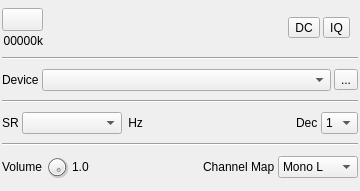
f4exb/sdrangel, file plugins/samplesource/audioinput/audioinputgui.ui: the form before one commit.
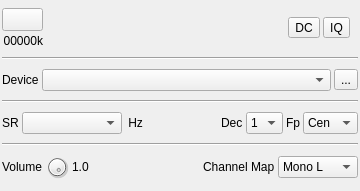
The form after the commit. Icons and pictures are not drawn. Custom widgets are drawn as their Qt base class.

Diff of the .ui file:
```diff
--- a/plugins/samplesource/audioinput/audioinputgui.ui
+++ b/plugins/samplesource/audioinput/audioinputgui.ui
@@ -304,6 +304,50 @@
        </item>
       </widget>
      </item>
+     <item>
+      <widget class="QLabel" name="fcPosLabel">
+       <property name="text">
+        <string>Fp</string>
+       </property>
+      </widget>
+     </item>
+     <item>
+      <widget class="QComboBox" name="fcPos">
+       <property name="minimumSize">
+        <size>
+         <width>55</width>
+         <height>0</height>
+        </size>
+       </property>
+       <property name="maximumSize">
+        <size>
+         <width>50</width>
+         <height>16777215</height>
+        </size>
+       </property>
+       <property name="toolTip">
+        <string>Relative position of device center frequency</string>
+       </property>
+       <property name="currentIndex">
+        <number>2</number>
+       </property>
+       <item>
+        <property name="text">
+         <string>Inf</string>
+        </property>
+       </item>
+       <item>
+        <property name="text">
+         <string>Sup</string>
+        </property>
+       </item>
+       <item>
+        <property name="text">
+         <string>Cen</string>
+        </property>
+       </item>
+      </widget>
+     </item>
     </layout>
    </item>
    <item>
```
